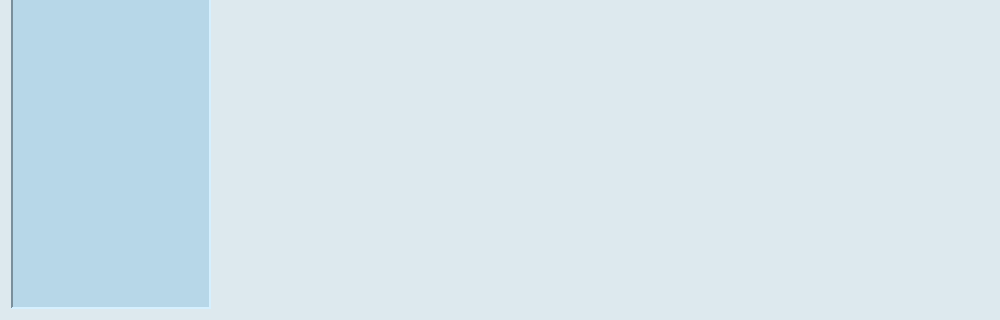
First picture: the form in GUI/Autogenerated/SettingsWindow/AGSettingsW.ui, repository Klaudia-24/Harmonogram, before the edit; both pictures show x 0 to 1000 and y 380 to 700 of the 1000 by 700 pixel window.
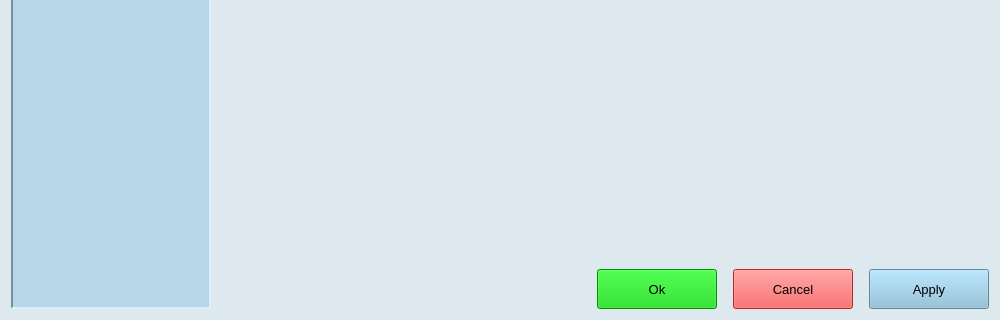
Second picture: the form after the edit.

Commit message: Changes in windows' style.

Patch:
```diff
--- a/GUI/Autogenerated/SettingsWindow/AGSettingsW.ui
+++ b/GUI/Autogenerated/SettingsWindow/AGSettingsW.ui
@@ -44,7 +44,137 @@
      <widget class="QWidget" name="page_2"/>
     </widget>
    </item>
-   <item row="0" column="0">
+   <item row="2" column="1">
+    <layout class="QGridLayout" name="gridLayout_2">
+     <item row="1" column="5">
+      <widget class="QPushButton" name="applyButton">
+       <property name="minimumSize">
+        <size>
+         <width>120</width>
+         <height>40</height>
+        </size>
+       </property>
+       <property name="maximumSize">
+        <size>
+         <width>120</width>
+         <height>40</height>
+        </size>
+       </property>
+       <property name="font">
+        <font>
+         <pointsize>10</pointsize>
+        </font>
+       </property>
+       <property name="styleSheet">
+        <string notr="true">background-color: rgb(135, 189, 216);</string>
+       </property>
+       <property name="text">
+        <string>Apply</string>
+       </property>
+      </widget>
+     </item>
+     <item row="1" column="1">
+      <widget class="QPushButton" name="OKButton">
+       <property name="minimumSize">
+        <size>
+         <width>120</width>
+         <height>40</height>
+        </size>
+       </property>
+       <property name="maximumSize">
+        <size>
+         <width>120</width>
+         <height>40</height>
+        </size>
+       </property>
+       <property name="font">
+        <font>
+         <pointsize>10</pointsize>
+        </font>
+       </property>
+       <property name="styleSheet">
+        <string notr="true">background-color: rgb(0, 204, 0);</string>
+       </property>
+       <property name="text">
+        <string>Ok</string>
+       </property>
+      </widget>
+     </item>
+     <item row="1" column="0">
+      <spacer name="horizontalSpacer">
+       <property name="orientation">
+        <enum>Qt::Horizontal</enum>
+       </property>
+       <property name="sizeHint" stdset="0">
+        <size>
+         <width>40</width>
+         <height>20</height>
+        </size>
+       </property>
+      </spacer>
+     </item>
+     <item row="1" column="2">
+      <spacer name="horizontalSpacer_2">
+       <property name="orientation">
+        <enum>Qt::Horizontal</enum>
+       </property>
+       <property name="sizeType">
+        <enum>QSizePolicy::Fixed</enum>
+       </property>
+       <property name="sizeHint" stdset="0">
+        <size>
+         <width>10</width>
+         <height>20</height>
+        </size>
+       </property>
+      </spacer>
+     </item>
+     <item row="1" column="3">
+      <widget class="QPushButton" name="pushButton_2">
+       <property name="minimumSize">
+        <size>
+         <width>120</width>
+         <height>40</height>
+        </size>
+       </property>
+       <property name="maximumSize">
+        <size>
+         <width>120</width>
+         <height>40</height>
+        </size>
+       </property>
+       <property name="font">
+        <font>
+         <pointsize>10</pointsize>
+        </font>
+       </property>
+       <property name="styleSheet">
+        <string notr="true">background-color: rgb(255, 51, 51);</string>
+       </property>
+       <property name="text">
+        <string>Cancel</string>
+       </property>
+      </widget>
+     </item>
+     <item row="1" column="4">
+      <spacer name="horizontalSpacer_3">
+       <property name="orientation">
+        <enum>Qt::Horizontal</enum>
+       </property>
+       <property name="sizeType">
+        <enum>QSizePolicy::Fixed</enum>
+       </property>
+       <property name="sizeHint" stdset="0">
+        <size>
+         <width>10</width>
+         <height>20</height>
+        </size>
+       </property>
+      </spacer>
+     </item>
+    </layout>
+   </item>
+   <item row="0" column="0" rowspan="3">
     <widget class="QListWidget" name="listWidget">
      <property name="minimumSize">
       <size>
```
The commit also changes 11 other files.
